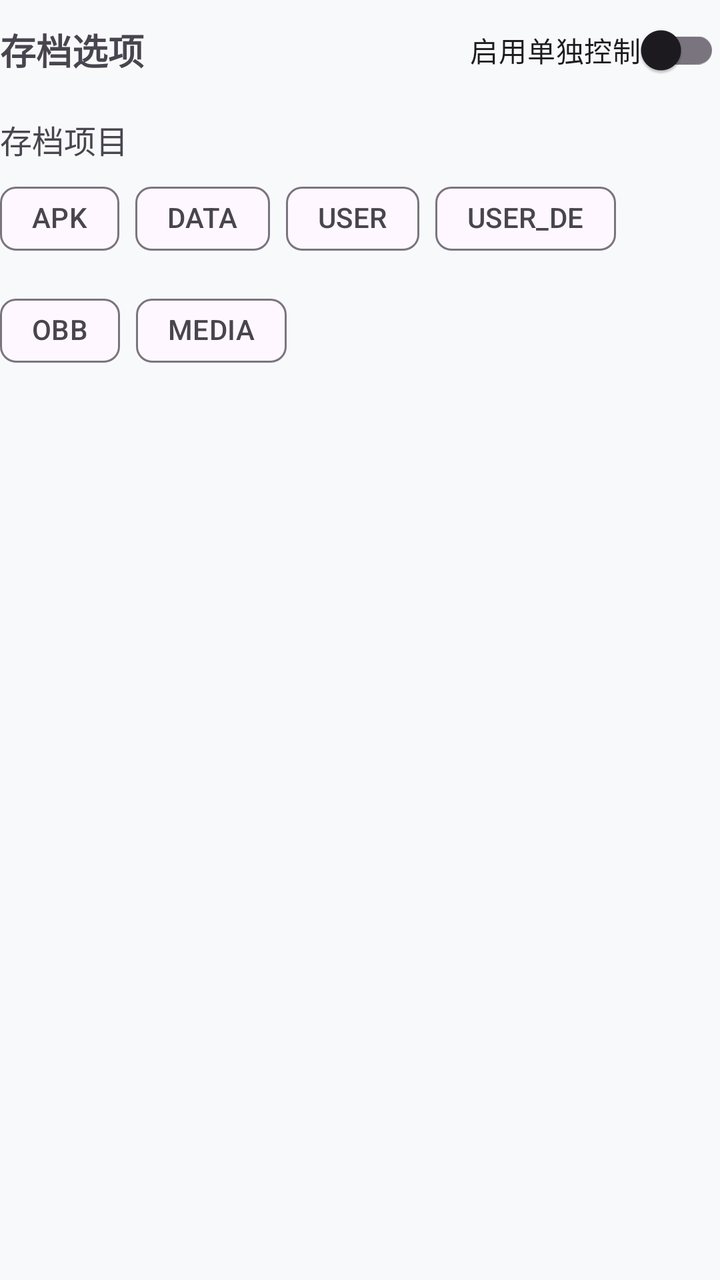
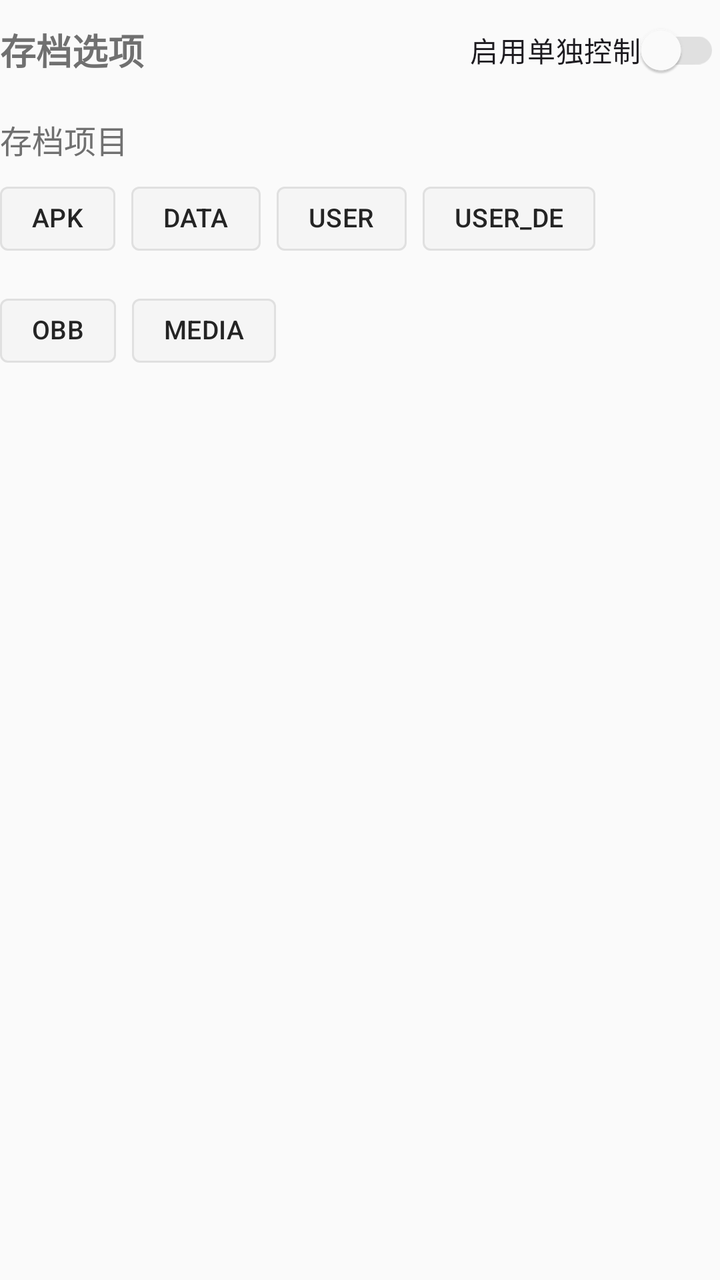

Two renders of the same Android screen: before a commit and after it. Below are the layout's source before the change and the commit's diff.
<!-- AndroidManifest.xml: application theme Theme.AppSnapshot -->
<!-- res/layout/include_shot_options.xml -->
<?xml version="1.0" encoding="utf-8"?>
<LinearLayout xmlns:android="http://schemas.android.com/apk/res/android"
    xmlns:app="http://schemas.android.com/apk/res-auto"
    android:layout_width="match_parent"
    android:layout_height="wrap_content"
    android:orientation="vertical">

    <LinearLayout
        android:layout_width="match_parent"
        android:layout_height="50dp"
        android:gravity="center_vertical"
        android:orientation="horizontal">

        <TextView
            android:layout_width="0dp"
            android:layout_height="wrap_content"
            android:layout_weight="1"
            android:text="存档选项"
            android:textSize="18sp"
            android:textStyle="bold" />

        <com.google.android.material.switchmaterial.SwitchMaterial
            android:id="@+id/switch_enabled"
            android:layout_width="wrap_content"
            android:layout_height="wrap_content"
            android:text="启用单独控制" />

    </LinearLayout>

    <TextView
        android:layout_width="wrap_content"
        android:layout_height="wrap_content"
        android:layout_marginTop="8dp"
        android:text="存档项目"
        android:textSize="16sp" />

    <com.google.android.material.chip.ChipGroup
        android:id="@+id/chip_group_compress_items"
        android:layout_width="match_parent"
        android:layout_height="wrap_content"
        android:layout_marginTop="4dp"
        app:selectionRequired="true"
        app:singleSelection="false">

        <com.google.android.material.chip.Chip
            android:id="@+id/chip_apk"
            style="@style/Widget.Material3.Chip.Filter"
            android:layout_width="wrap_content"
            android:layout_height="wrap_content"
            android:text="APK" />

        <com.google.android.material.chip.Chip
            android:id="@+id/chip_data"
            style="@style/Widget.Material3.Chip.Filter"
            android:layout_width="wrap_content"
            android:layout_height="wrap_content"
            android:text="DATA" />

        <com.google.android.material.chip.Chip
            android:id="@+id/chip_user"
            style="@style/Widget.Material3.Chip.Filter"
            android:layout_width="wrap_content"
            android:layout_height="wrap_content"
            android:text="USER" />

        <com.google.android.material.chip.Chip
            android:id="@+id/chip_user_de"
            style="@style/Widget.Material3.Chip.Filter"
            android:layout_width="wrap_content"
            android:layout_height="wrap_content"
            android:text="USER_DE" />

        <com.google.android.material.chip.Chip
            android:id="@+id/chip_obb"
            style="@style/Widget.Material3.Chip.Filter"
            android:layout_width="wrap_content"
            android:layout_height="wrap_content"
            android:text="OBB" />

        <com.google.android.material.chip.Chip
            android:id="@+id/chip_media"
            style="@style/Widget.Material3.Chip.Filter"
            android:layout_width="wrap_content"
            android:layout_height="wrap_content"
            android:text="MEDIA" />

    </com.google.android.material.chip.ChipGroup>

</LinearLayout>
<!-- resources referenced by this layout -->
<resources>
  <style name="Theme.AppSnapshot" parent="Theme.Material3.DayNight">
          
          <item name="colorPrimary">@color/blue_grey_500</item>
          <item name="colorPrimaryVariant">@color/blue_grey_700</item>
          <item name="colorOnPrimary">@color/white</item>
          
          <item name="colorSecondary">@color/blue_grey_300</item>
          <item name="colorSecondaryVariant">@color/blue_grey_800</item>
          <item name="colorOnSecondary">@color/white</item>
          
          <item name="android:statusBarColor">@android:color/transparent</item>
          
          <item name="android:colorBackground">@color/light_gray_white</item>
          
      </style>
  <color name="blue_grey_500">#FF607D8B</color>
  <color name="blue_grey_700">#FF455A64</color>
  <color name="white">#FFFFFFFF</color>
  <color name="blue_grey_300">#FF90A4AE</color>
  <color name="blue_grey_800">#FF37474F</color>
  <color name="light_gray_white">#FFF8F9FA</color>
</resources>

<!-- the commit's change to res/layout/include_shot_options.xml (unified diff, before → after) -->
@@ -44,42 +44,42 @@
 
         <com.google.android.material.chip.Chip
             android:id="@+id/chip_apk"
-            style="@style/Widget.Material3.Chip.Filter"
+            style="@style/Widget.AppSnapshot.Chip.Filter"
             android:layout_width="wrap_content"
             android:layout_height="wrap_content"
             android:text="APK" />
 
         <com.google.android.material.chip.Chip
             android:id="@+id/chip_data"
-            style="@style/Widget.Material3.Chip.Filter"
+            style="@style/Widget.AppSnapshot.Chip.Filter"
             android:layout_width="wrap_content"
             android:layout_height="wrap_content"
             android:text="DATA" />
 
         <com.google.android.material.chip.Chip
             android:id="@+id/chip_user"
-            style="@style/Widget.Material3.Chip.Filter"
+            style="@style/Widget.AppSnapshot.Chip.Filter"
             android:layout_width="wrap_content"
             android:layout_height="wrap_content"
             android:text="USER" />
 
         <com.google.android.material.chip.Chip
             android:id="@+id/chip_user_de"
-            style="@style/Widget.Material3.Chip.Filter"
+            style="@style/Widget.AppSnapshot.Chip.Filter"
             android:layout_width="wrap_content"
             android:layout_height="wrap_content"
             android:text="USER_DE" />
 
         <com.google.android.material.chip.Chip
             android:id="@+id/chip_obb"
-            style="@style/Widget.Material3.Chip.Filter"
+            style="@style/Widget.AppSnapshot.Chip.Filter"
             android:layout_width="wrap_content"
             android:layout_height="wrap_content"
             android:text="OBB" />
 
         <com.google.android.material.chip.Chip
             android:id="@+id/chip_media"
-            style="@style/Widget.Material3.Chip.Filter"
+            style="@style/Widget.AppSnapshot.Chip.Filter"
             android:layout_width="wrap_content"
             android:layout_height="wrap_content"
             android:text="MEDIA" />
<!-- resource entries referenced after the edit -->
@@ -1,25 +1,216 @@
 <!-- resources referenced by this layout -->
 <resources>
-  <style name="Theme.AppSnapshot" parent="Theme.Material3.DayNight">
-          
-          <item name="colorPrimary">@color/blue_grey_500</item>
-          <item name="colorPrimaryVariant">@color/blue_grey_700</item>
-          <item name="colorOnPrimary">@color/white</item>
-          
-          <item name="colorSecondary">@color/blue_grey_300</item>
-          <item name="colorSecondaryVariant">@color/blue_grey_800</item>
-          <item name="colorOnSecondary">@color/white</item>
+  <style name="Widget.AppSnapshot.Chip.Filter" parent="Widget.Material3.Chip.Filter">
+          <item name="chipBackgroundColor">@color/chip_background_color</item>
+          <item name="chipSurfaceColor">@color/chip_background_color</item>
+          <item name="chipStrokeColor">@color/chip_stroke_color</item>
+          <item name="chipStrokeWidth">1dp</item>
+          <item name="chipMinHeight">32dp</item>
+          <item name="checkedIconVisible">false</item>
+          <item name="android:textColor">@color/chip_text_color</item>
+          <item name="android:textSize">13sp</item>
+          <item name="shapeAppearanceOverlay">@style/ShapeAppearance.AppSnapshot.Corner.Control</item>
+      </style>
+  <style name="Theme.AppSnapshot" parent="Theme.Material3.DayNight.NoActionBar">
+          
+          <item name="shapeAppearanceSmallComponent">@style/ShapeAppearance.AppSnapshot.SmallComponent</item>
+          <item name="shapeAppearanceMediumComponent">@style/ShapeAppearance.AppSnapshot.MediumComponent</item>
+          <item name="shapeAppearanceLargeComponent">@style/ShapeAppearance.AppSnapshot.LargeComponent</item>
+          
+          <item name="colorPrimary">@color/primary</item>
+          <item name="colorOnPrimary">@color/on_primary</item>
+          <item name="colorPrimaryContainer">@color/primary_container</item>
+          <item name="colorOnPrimaryContainer">@color/on_primary_container</item>
+          
+          <item name="colorSecondary">@color/secondary</item>
+          <item name="colorOnSecondary">@color/on_secondary</item>
+          <item name="colorSecondaryContainer">@color/secondary_container</item>
+          <item name="colorOnSecondaryContainer">@color/on_secondary_container</item>
+          
+          <item name="colorTertiary">@color/tertiary</item>
+          <item name="colorOnTertiary">@color/on_tertiary</item>
+          <item name="colorTertiaryContainer">@color/tertiary_container</item>
+          <item name="colorOnTertiaryContainer">@color/on_tertiary_container</item>
+          
+          <item name="android:colorBackground">@color/background</item>
+          <item name="colorOnBackground">@color/on_background</item>
+          <item name="colorSurface">@color/surface</item>
+          <item name="colorOnSurface">@color/on_surface</item>
+          <item name="colorSurfaceVariant">@color/surface_variant</item>
+          <item name="colorOnSurfaceVariant">@color/on_surface_variant</item>
+          <item name="colorSurfaceContainer">@color/surface</item>
+          <item name="colorSurfaceContainerHigh">@color/fluent_layer</item>
+          <item name="colorSurfaceContainerHighest">@color/surface_variant</item>
+          <item name="colorSurfaceContainerLow">@color/background</item>
+          <item name="colorSurfaceContainerLowest">@color/surface</item>
+          
+          <item name="colorOutline">@color/outline</item>
+          <item name="colorOutlineVariant">@color/outline_variant</item>
+          
+          <item name="android:textColorPrimary">@color/on_surface</item>
+          <item name="android:textColorSecondary">@color/on_surface_variant</item>
+          <item name="android:textColorTertiary">@color/fluent_text_tertiary</item>
+          
+          <item name="colorAccent">@color/primary</item>
+          <item name="colorControlActivated">@color/primary</item>
+          <item name="colorControlNormal">@color/icon_primary</item>
+          <item name="colorControlHighlight">@color/primary_container</item>
           
           <item name="android:statusBarColor">@android:color/transparent</item>
-          
-          <item name="android:colorBackground">@color/light_gray_white</item>
-          
-      </style>
-  <color name="blue_grey_500">#FF607D8B</color>
-  <color name="blue_grey_700">#FF455A64</color>
-  <color name="white">#FFFFFFFF</color>
-  <color name="blue_grey_300">#FF90A4AE</color>
-  <color name="blue_grey_800">#FF37474F</color>
-  <color name="light_gray_white">#FFF8F9FA</color>
+          <item name="android:navigationBarColor">@color/background</item>
+          
+          <item name="bottomNavigationStyle">@style/Widget.AppSnapshot.BottomNavigationView</item>
+          
+          <item name="tabStyle">@style/Widget.AppSnapshot.TabLayout</item>
+          
+          <item name="chipStyle">@style/Widget.AppSnapshot.Chip.Filter</item>
+          
+          <item name="floatingActionButtonStyle">@style/Widget.AppSnapshot.FloatingActionButton</item>
+          
+          <item name="switchStyle">@style/Widget.AppSnapshot.Switch</item>
+          <item name="checkboxStyle">@style/Widget.AppSnapshot.CheckBox</item>
+          
+          <item name="materialButtonStyle">@style/Widget.AppSnapshot.Button</item>
+          
+          <item name="toolbarStyle">@style/Widget.AppSnapshot.Toolbar</item>
+          <item name="actionBarSize">@dimen/toolbar_height</item>
+          <item name="actionBarTheme">@style/ThemeOverlay.AppSnapshot.ActionBar</item>
+          
+          <item name="materialAlertDialogTheme">@style/ThemeOverlay.AppSnapshot.Dialog</item>
+          <item name="bottomSheetDialogTheme">@style/ThemeOverlay.AppSnapshot.BottomSheet</item>
+      </style>
+  <style name="ShapeAppearance.AppSnapshot.Corner.Control" parent="ShapeAppearance.Material3.Corner.Small">
+          <item name="cornerFamily">rounded</item>
+          <item name="cornerSize">@dimen/fluent_corner_radius_control</item>
+      </style>
+  <style name="ShapeAppearance.AppSnapshot.SmallComponent" parent="ShapeAppearance.Material3.SmallComponent">
+          <item name="cornerFamily">rounded</item>
+          <item name="cornerSize">@dimen/fluent_corner_radius_control</item>
+      </style>
+  <style name="ShapeAppearance.AppSnapshot.MediumComponent" parent="ShapeAppearance.Material3.MediumComponent">
+          <item name="cornerFamily">rounded</item>
+          <item name="cornerSize">@dimen/fluent_corner_radius_overlay</item>
+      </style>
+  <style name="ShapeAppearance.AppSnapshot.LargeComponent" parent="ShapeAppearance.Material3.LargeComponent">
+          <item name="cornerFamily">rounded</item>
+          <item name="cornerSize">@dimen/fluent_corner_radius_overlay</item>
+      </style>
+  <color name="primary">@color/fluent_accent</color>
+  <color name="on_primary">#FFFFFFFF</color>
+  <color name="primary_container">@color/fluent_accent_container</color>
+  <color name="on_primary_container">#FF004578</color>
+  <color name="secondary">@color/fluent_text_secondary</color>
+  <color name="on_secondary">#FFFFFFFF</color>
+  <color name="secondary_container">@color/fluent_fill_subtle</color>
+  <color name="on_secondary_container">@color/fluent_text_primary</color>
+  <color name="tertiary">@color/fluent_accent_hover</color>
+  <color name="on_tertiary">#FFFFFFFF</color>
+  <color name="tertiary_container">@color/fluent_accent_container_subtle</color>
+  <color name="on_tertiary_container">#FF004578</color>
+  <color name="background">@color/fluent_canvas</color>
+  <color name="on_background">@color/fluent_text_primary</color>
+  <color name="surface">@color/fluent_layer</color>
+  <color name="on_surface">@color/fluent_text_primary</color>
+  <color name="surface_variant">@color/fluent_fill_subtle</color>
+  <color name="on_surface_variant">@color/fluent_text_secondary</color>
+  <color name="fluent_layer">#FFFFFFFF</color>
+  <color name="outline">@color/fluent_stroke</color>
+  <color name="outline_variant">@color/fluent_stroke_subtle</color>
+  <color name="fluent_text_tertiary">#FF707070</color>
+  <color name="icon_primary">@color/on_surface</color>
+  <style name="Widget.AppSnapshot.BottomNavigationView" parent="Widget.Material3.BottomNavigationView">
+          <item name="android:background">@color/surface</item>
+          <item name="itemIconTint">@color/bottom_nav_item_color</item>
+          <item name="itemTextColor">@color/bottom_nav_item_color</item>
+          <item name="itemActiveIndicatorStyle">@style/Widget.AppSnapshot.BottomNavigationView.ActiveIndicator</item>
+          <item name="itemRippleColor">@color/primary_container</item>
+      </style>
+  <style name="Widget.AppSnapshot.TabLayout" parent="Widget.Material3.TabLayout">
+          <item name="tabIndicatorColor">@color/primary</item>
+          <item name="tabSelectedTextColor">@color/primary</item>
+          <item name="tabTextColor">@color/nav_item_inactive</item>
+          <item name="tabRippleColor">@color/primary_container</item>
+          <item name="tabIndicatorHeight">3dp</item>
+          <item name="tabIndicatorFullWidth">false</item>
+      </style>
+  <style name="Widget.AppSnapshot.FloatingActionButton" parent="Widget.Material3.FloatingActionButton.Primary">
+          <item name="backgroundTint">@color/primary</item>
+          <item name="tint">@color/on_primary</item>
+          <item name="shapeAppearance">@style/ShapeAppearance.AppSnapshot.Corner.Control</item>
+      </style>
+  <style name="Widget.AppSnapshot.Switch" parent="Widget.Material3.CompoundButton.Switch">
+          <item name="thumbTint">@color/switch_thumb_color</item>
+          <item name="trackTint">@color/switch_track_color</item>
+      </style>
+  <style name="Widget.AppSnapshot.CheckBox" parent="Widget.Material3.CompoundButton.CheckBox">
+          <item name="buttonTint">@color/primary</item>
+      </style>
+  <style name="Widget.AppSnapshot.Button" parent="Widget.Material3.Button">
+          <item name="backgroundTint">@color/primary</item>
+          <item name="android:textColor">@color/on_primary</item>
+          <item name="shapeAppearanceOverlay">@style/ShapeAppearance.AppSnapshot.Corner.Control</item>
+      </style>
+  <style name="Widget.AppSnapshot.Toolbar" parent="Widget.Material3.Toolbar">
+          <item name="android:background">@color/surface</item>
+          <item name="backgroundTint">@null</item>
+          <item name="titleTextAppearance">@style/TextAppearance.AppSnapshot.ToolbarTitle</item>
+          <item name="titleTextColor">@color/on_surface</item>
+          <item name="subtitleTextColor">@color/on_surface_variant</item>
+          <item name="android:elevation">0dp</item>
+          <item name="elevation">0dp</item>
+      </style>
+  <dimen name="toolbar_height">48dp</dimen>
+  <style name="ThemeOverlay.AppSnapshot.ActionBar" parent="ThemeOverlay.Material3.ActionBar">
+          <item name="colorControlNormal">@color/on_surface</item>
+      </style>
+  <style name="ThemeOverlay.AppSnapshot.Dialog" parent="ThemeOverlay.Material3.MaterialAlertDialog">
+          <item name="colorPrimary">@color/primary</item>
+          <item name="colorSecondary">@color/secondary</item>
+          <item name="colorTertiary">@color/tertiary</item>
+          <item name="android:colorBackground">@color/surface</item>
+          <item name="shapeAppearanceOverlay">@style/ShapeAppearance.AppSnapshot.Corner.Overlay</item>
+      </style>
+  <style name="ThemeOverlay.AppSnapshot.BottomSheet" parent="ThemeOverlay.Material3.BottomSheetDialog">
+          <item name="colorPrimary">@color/primary</item>
+          <item name="colorOnPrimary">@color/on_primary</item>
+          <item name="colorSurface">@color/surface</item>
+          <item name="colorOnSurface">@color/on_surface</item>
+          <item name="android:colorBackground">@color/surface</item>
+          <item name="materialButtonStyle">@style/Widget.AppSnapshot.Button</item>
+          <item name="shapeAppearanceOverlay">@style/ShapeAppearance.AppSnapshot.Corner.Overlay</item>
+      </style>
+  <dimen name="fluent_corner_radius_control">4dp</dimen>
+  <dimen name="fluent_corner_radius_overlay">8dp</dimen>
+  <color name="fluent_accent">#FF0078D4</color>
+  <color name="fluent_accent_container">#FFDEECF9</color>
+  <color name="fluent_text_secondary">#FF616161</color>
+  <color name="fluent_fill_subtle">#FFF5F5F5</color>
+  <color name="fluent_text_primary">#FF242424</color>
+  <color name="fluent_accent_hover">#FF106EBE</color>
+  <color name="fluent_accent_container_subtle">#FFE8F4FD</color>
+  <color name="fluent_canvas">#FFFAFAFA</color>
+  <color name="fluent_stroke">#FFE0E0E0</color>
+  <color name="fluent_stroke_subtle">#FFEBEBEB</color>
+  <style name="Widget.AppSnapshot.BottomNavigationView.ActiveIndicator" parent="Widget.Material3.BottomNavigationView.ActiveIndicator">
+          <item name="android:color">@color/nav_active_indicator</item>
+          <item name="android:width">@dimen/m3_bottom_nav_item_active_indicator_width</item>
+          <item name="android:height">@dimen/m3_bottom_nav_item_active_indicator_height</item>
+          <item name="marginHorizontal">@dimen/m3_bottom_nav_item_active_indicator_margin_horizontal</item>
+          <item name="shapeAppearance">@style/ShapeAppearance.AppSnapshot.Corner.Control</item>
+      </style>
+  <color name="nav_item_inactive">@color/fluent_text_secondary</color>
+  <style name="TextAppearance.AppSnapshot.ToolbarTitle" parent="TextAppearance.Material3.TitleMedium">
+          <item name="android:textColor">@color/on_surface</item>
+          <item name="android:textSize">17sp</item>
+          <item name="android:fontFamily">sans-serif-medium</item>
+      </style>
+  <style name="ShapeAppearance.AppSnapshot.Corner.Overlay" parent="ShapeAppearance.Material3.Corner.Medium">
+          <item name="cornerFamily">rounded</item>
+          <item name="cornerSize">@dimen/fluent_corner_radius_overlay</item>
+      </style>
+  <color name="nav_active_indicator">#1A0078D4</color>
+  <dimen name="m3_bottom_nav_item_active_indicator_width">48dp</dimen>
+  <dimen name="m3_bottom_nav_item_active_indicator_height">32dp</dimen>
+  <dimen name="m3_bottom_nav_item_active_indicator_margin_horizontal">2dp</dimen>
 </resources>
 
